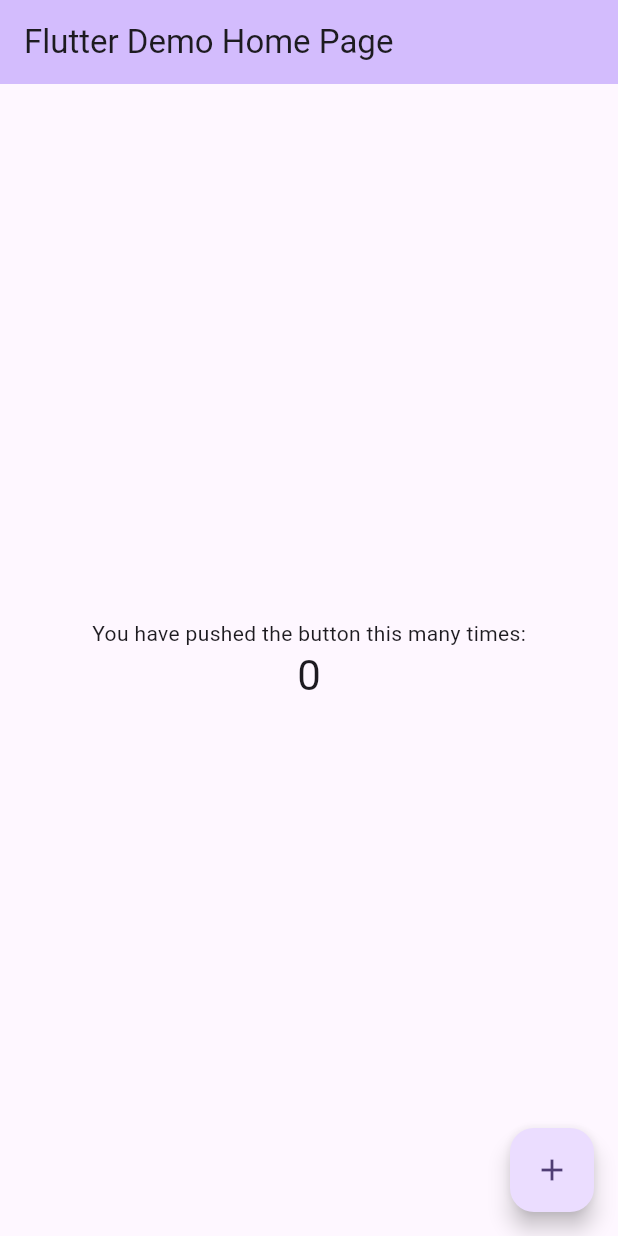
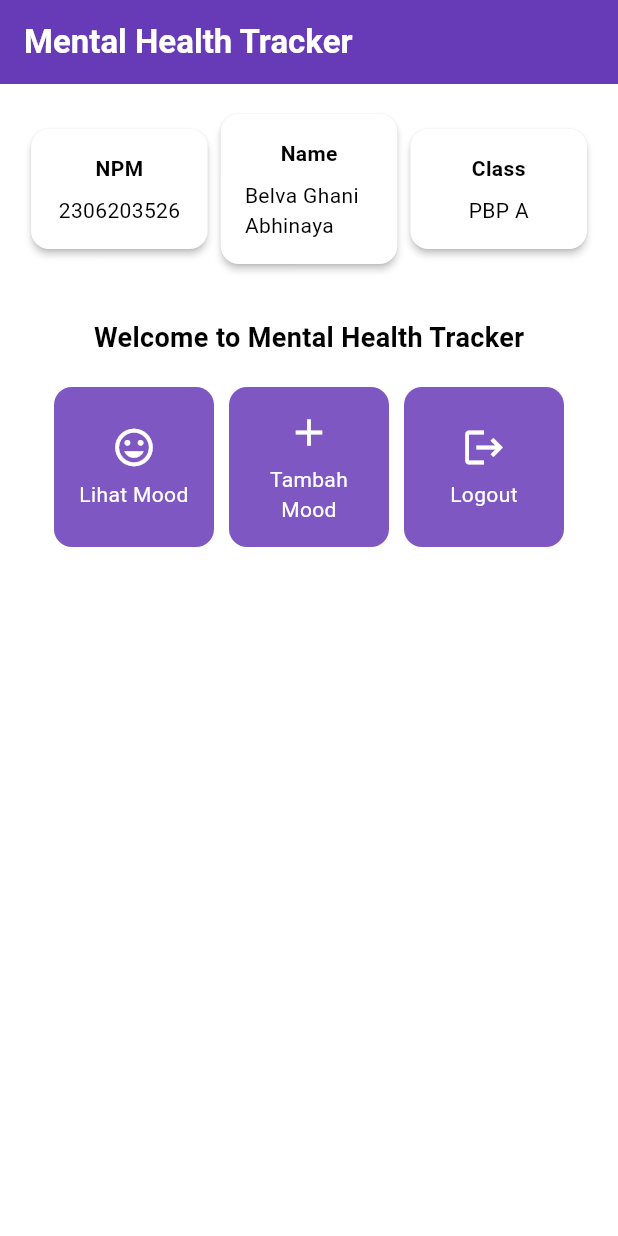
Before and after one commit to Staphlerr/mental-health-tracker-mobile, a Flutter app: the screen it shows after launch, on a phone screen of 412 x 824 dp. Run offline on Flutter 3.47's test engine with Material 3 defaults, Android fonts, the phone set to English and light mode, and no system bars.

Commit message:
Tutorial 6

```diff
--- a/lib/main.dart
+++ b/lib/main.dart
@@ -1,4 +1,5 @@
 import 'package:flutter/material.dart';
+import 'package:mental_health_tracker/menu.dart';
 
 void main() {
   runApp(const MyApp());
@@ -28,98 +29,12 @@ class MyApp extends StatelessWidget {
         //
         // This works for code too, not just values: Most code changes can be
         // tested with just a hot reload.
-        colorScheme: ColorScheme.fromSeed(seedColor: Colors.deepPurple),
+        colorScheme: ColorScheme.fromSwatch(
+                primarySwatch: Colors.deepPurple,
+          ).copyWith(secondary: Colors.deepPurple[400]),
         useMaterial3: true,
       ),
-      home: const MyHomePage(title: 'Flutter Demo Home Page'),
+      home: MyHomePage(),
     );
   }
 }
-
-class MyHomePage extends StatefulWidget {
-  const MyHomePage({super.key, required this.title});
-
-  // This widget is the home page of your application. It is stateful, meaning
-  // that it has a State object (defined below) that contains fields that affect
-  // how it looks.
-
-  // This class is the configuration for the state. It holds the values (in this
-  // case the title) provided by the parent (in this case the App widget) and
-  // used by the build method of the State. Fields in a Widget subclass are
-  // always marked "final".
-
-  final String title;
-
-  @override
-  State<MyHomePage> createState() => _MyHomePageState();
-}
-
-class _MyHomePageState extends State<MyHomePage> {
-  int _counter = 0;
-
-  void _incrementCounter() {
-    setState(() {
-      // This call to setState tells the Flutter framework that something has
-      // changed in this State, which causes it to rerun the build method below
-      // so that the display can reflect the updated values. If we changed
-      // _counter without calling setState(), then the build method would not be
-      // called again, and so nothing would appear to happen.
-      _counter++;
-    });
-  }
-
-  @override
-  Widget build(BuildContext context) {
-    // This method is rerun every time setState is called, for instance as done
-    // by the _incrementCounter method above.
-    //
-    // The Flutter framework has been optimized to make rerunning build methods
-    // fast, so that you can just rebuild anything that needs updating rather
-    // than having to individually change instances of widgets.
-    return Scaffold(
-      appBar: AppBar(
-        // TRY THIS: Try changing the color here to a specific color (to
-        // Colors.amber, perhaps?) and trigger a hot reload to see the AppBar
-        // change color while the other colors stay the same.
-        backgroundColor: Theme.of(context).colorScheme.inversePrimary,
-        // Here we take the value from the MyHomePage object that was created by
-        // the App.build method, and use it to set our appbar title.
-        title: Text(widget.title),
-      ),
-      body: Center(
-        // Center is a layout widget. It takes a single child and positions it
-        // in the middle of the parent.
-        child: Column(
-          // Column is also a layout widget. It takes a list of children and
-          // arranges them vertically. By default, it sizes itself to fit its
-          // children horizontally, and tries to be as tall as its parent.
-          //
-          // Column has various properties to control how it sizes itself and
-          // how it positions its children. Here we use mainAxisAlignment to
-          // center the children vertically; the main axis here is the vertical
-          // axis because Columns are vertical (the cross axis would be
-          // horizontal).
-          //
-          // TRY THIS: Invoke "debug painting" (choose the "Toggle Debug Paint"
-          // action in the IDE, or press "p" in the console), to see the
-          // wireframe for each widget.
-          mainAxisAlignment: MainAxisAlignment.center,
-          children: <Widget>[
-            const Text(
-              'You have pushed the button this many times:',
-            ),
-            Text(
-              '$_counter',
-              style: Theme.of(context).textTheme.headlineMedium,
-            ),
-          ],
-        ),
-      ),
-      floatingActionButton: FloatingActionButton(
-        onPressed: _incrementCounter,
-        tooltip: 'Increment',
-        child: const Icon(Icons.add),
-      ), // This trailing comma makes auto-formatting nicer for build methods.
-    );
-  }
-}
--- /dev/null
+++ b/lib/menu.dart
@@ -0,0 +1,187 @@
+import 'package:flutter/material.dart';
+
+class MyHomePage extends StatelessWidget {
+    MyHomePage({super.key});
+    final String npm = '2306203526'; // NPM
+    final String name = 'Belva Ghani Abhinaya'; // Nama
+    final String className = 'PBP A'; // Kelas
+
+    final List<ItemHomepage> items = [
+         ItemHomepage("Lihat Mood", Icons.mood),
+         ItemHomepage("Tambah Mood", Icons.add),
+         ItemHomepage("Logout", Icons.logout),
+    ];
+
+    @override
+    Widget build(BuildContext context) {
+      // Scaffold menyediakan struktur dasar halaman dengan AppBar dan body.
+      return Scaffold(
+        // AppBar adalah bagian atas halaman yang menampilkan judul.
+        appBar: AppBar(
+          // Judul aplikasi "Mental Health Tracker" dengan teks putih dan tebal.
+          title: const Text(
+            'Mental Health Tracker',
+            style: TextStyle(
+              color: Colors.white,
+              fontWeight: FontWeight.bold,
+            ),
+          ),
+          // Warna latar belakang AppBar diambil dari skema warna tema aplikasi.
+          backgroundColor: Theme.of(context).colorScheme.primary,
+        ),
+        // Body halaman dengan padding di sekelilingnya.
+        body: Padding(
+          padding: const EdgeInsets.all(16.0),
+          // Menyusun widget secara vertikal dalam sebuah kolom.
+          child: Column(
+            crossAxisAlignment: CrossAxisAlignment.center,
+            children: [
+              // Row untuk menampilkan 3 InfoCard secara horizontal.
+              Row(
+                mainAxisAlignment: MainAxisAlignment.spaceEvenly,
+                children: [
+                  InfoCard(title: 'NPM', content: npm),
+                  InfoCard(title: 'Name', content: name),
+                  InfoCard(title: 'Class', content: className),
+                ],
+              ),
+
+              // Memberikan jarak vertikal 16 unit.
+              const SizedBox(height: 16.0),
+
+              // Menempatkan widget berikutnya di tengah halaman.
+              Center(
+                child: Column(
+                  // Menyusun teks dan grid item secara vertikal.
+
+                  children: [
+                    // Menampilkan teks sambutan dengan gaya tebal dan ukuran 18.
+                    const Padding(
+                      padding: EdgeInsets.only(top: 16.0),
+                      child: Text(
+                        'Welcome to Mental Health Tracker',
+                        style: TextStyle(
+                          fontWeight: FontWeight.bold,
+                          fontSize: 18.0,
+                        ),
+                      ),
+                    ),
+
+                    // Grid untuk menampilkan ItemCard dalam bentuk grid 3 kolom.
+                    GridView.count(
+                      primary: true,
+                      padding: const EdgeInsets.all(20),
+                      crossAxisSpacing: 10,
+                      mainAxisSpacing: 10,
+                      crossAxisCount: 3,
+                      // Agar grid menyesuaikan tinggi kontennya.
+                      shrinkWrap: true,
+
+                      // Menampilkan ItemCard untuk setiap item dalam list items.
+                      children: items.map((ItemHomepage item) {
+                        return ItemCard(item);
+                      }).toList(),
+                    ),
+                  ],
+                ),
+              ),
+            ],
+          ),
+        ),
+      );
+    }
+}
+
+class ItemHomepage {
+     final String name;
+     final IconData icon;
+
+     ItemHomepage(this.name, this.icon);
+ }
+
+class InfoCard extends StatelessWidget {
+  // Kartu informasi yang menampilkan title dan content.
+
+  final String title;  // Judul kartu.
+  final String content;  // Isi kartu.
+
+  const InfoCard({super.key, required this.title, required this.content});
+
+  @override
+  Widget build(BuildContext context) {
+    return Card(
+      // Membuat kotak kartu dengan bayangan dibawahnya.
+      elevation: 2.0,
+      child: Container(
+        // Mengatur ukuran dan jarak di dalam kartu.
+        width: MediaQuery.of(context).size.width / 3.5, // menyesuaikan dengan lebar device yang digunakan.
+        padding: const EdgeInsets.all(16.0),
+        // Menyusun title dan content secara vertikal.
+        child: Column(
+          children: [
+            Text(
+              title,
+              style: const TextStyle(fontWeight: FontWeight.bold),
+            ),
+            const SizedBox(height: 8.0),
+            Text(content),
+          ],
+        ),
+      ),
+    );
+  }
+}
+
+class ItemCard extends StatelessWidget {
+  // Menampilkan kartu dengan ikon dan nama.
+
+  final ItemHomepage item;
+
+  const ItemCard(this.item, {super.key});
+
+  @override
+  Widget build(BuildContext context) {
+    return Material(
+      // Menentukan warna latar belakang dari tema aplikasi.
+      color: Theme.of(context).colorScheme.secondary,
+      // Membuat sudut kartu melengkung.
+      borderRadius: BorderRadius.circular(12),
+
+      child: InkWell(
+        // Aksi ketika kartu ditekan.
+        onTap: () {
+          // Menampilkan pesan SnackBar saat kartu ditekan.
+          ScaffoldMessenger.of(context)
+            ..hideCurrentSnackBar()
+            ..showSnackBar(
+              SnackBar(content: Text("Kamu telah menekan tombol ${item.name}!"))
+            );
+        },
+        // Container untuk menyimpan Icon dan Text
+        child: Container(
+          padding: const EdgeInsets.all(8),
+          child: Center(
+            child: Column(
+              // Menyusun ikon dan teks di tengah kartu.
+              mainAxisAlignment: MainAxisAlignment.center,
+              children: [
+                Icon(
+                  item.icon,
+                  color: Colors.white,
+                  size: 30.0,
+                ),
+                const Padding(padding: EdgeInsets.all(3)),
+                Text(
+                  item.name,
+                  textAlign: TextAlign.center,
+                  style: const TextStyle(color: Colors.white),
+                ),
+              ],
+            ),
+          ),
+        ),
+      ),
+    );
+  }
+
+}
```
